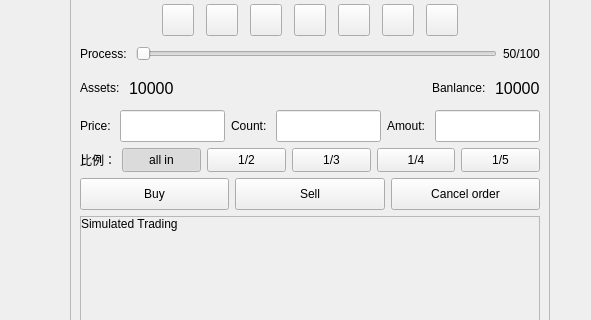
This is src/gui/qt_widgets/MComponents/review/ReviewWidget.ui in Daydreamer-AI/KLineReview as Qt 5 draws it before an edit; both pictures show x 373 to 964 and y 109 to 429 of the 1366 by 768 pixel window. The edited form follows.
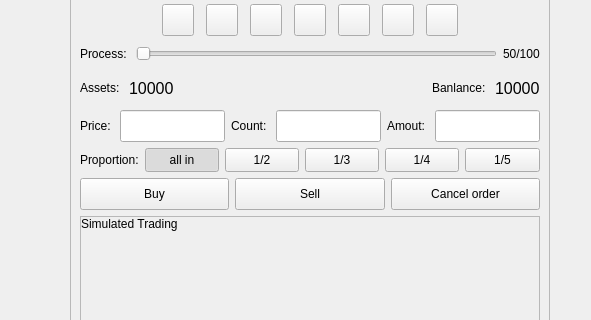
This is the edited form. Custom widgets are drawn as their Qt base class.

The edit to the form file:
```diff
--- a/src/gui/qt_widgets/MComponents/review/ReviewWidget.ui
+++ b/src/gui/qt_widgets/MComponents/review/ReviewWidget.ui
@@ -665,7 +665,7 @@
         <item>
          <widget class="BodyLabel" name="label_7">
           <property name="text">
-           <string>比例：</string>
+           <string>Proportion:</string>
           </property>
          </widget>
         </item>
```
Left out of the diff: 19 changed lines with no effect on the pictures.
